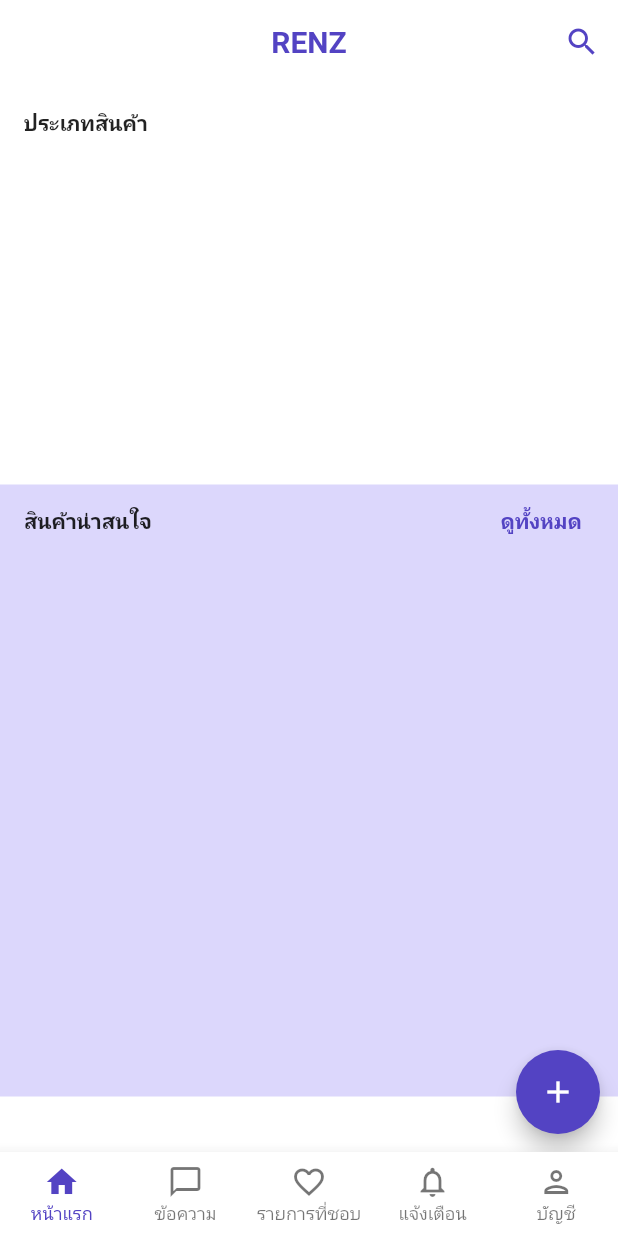
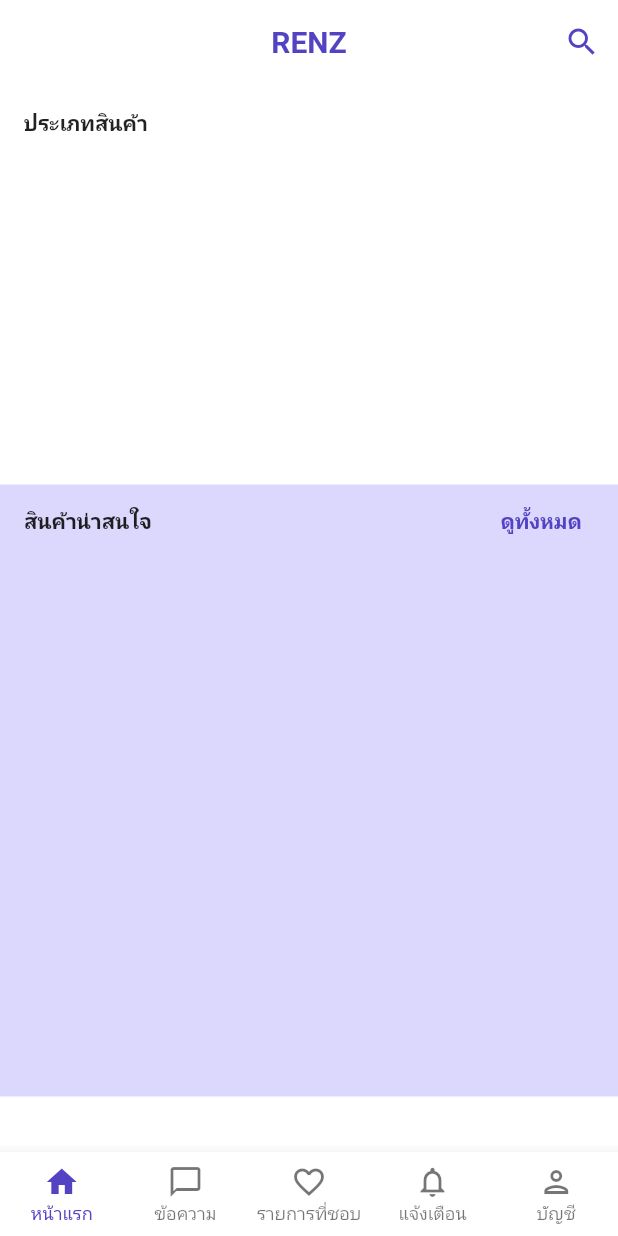
Before and after one commit to CE-KMITL-Project-2021-Group-36/Rental-App, a Flutter app: the screen it shows once a user with an empty profile is signed in, on a phone screen of 412 x 824 dp. Run offline on Flutter 3.47's test engine with Material 2 defaults, Android fonts, the phone set to English and light mode, and no system bars; our stand-ins replace cloud_firestore, dropdown_button2, file_picker, firebase_auth, firebase_core, firebase_messaging and 9 more; missing offline and left inert: flutterfire_ui; accounts and stored records are empty; Roboto replaces fonts that are missing (SFThonburi).

Commit message:
[feat] Block anonymous user from some buttons, close #107, close #109

```diff
--- a/rental_app/lib/screens/chat_screen.dart
+++ b/rental_app/lib/screens/chat_screen.dart
@@ -132,7 +132,6 @@ class _ChatScreenState extends State<ChatScreen> {
               ),
           ],
         ),
-        backgroundColor: surfaceColor,
         body: _buildChatsList(),
       ),
     );
--- a/rental_app/lib/screens/home_screen.dart
+++ b/rental_app/lib/screens/home_screen.dart
@@ -1,5 +1,4 @@
 import 'package:cloud_firestore/cloud_firestore.dart';
-import 'package:firebase_auth/firebase_auth.dart';
 import 'package:flutter/material.dart';
 import 'package:rental_app/config/palette.dart';
 import 'package:rental_app/models/models.dart';
@@ -25,15 +24,15 @@ class _HomeScreenState extends State<HomeScreen> {
   @override
   Widget build(BuildContext context) {
     return Scaffold(
-        floatingActionButtonLocation: FloatingActionButtonLocation.miniEndFloat,
-        floatingActionButton: FloatingActionButton(
-          // isExtended: true,
-          child: const Icon(Icons.add),
-          //backgroundColor: Colors.green,
-          onPressed: () {
-            FirebaseAuth.instance.signOut();
-          },
-        ),
+        // floatingActionButtonLocation: FloatingActionButtonLocation.miniEndFloat,
+        // floatingActionButton: FloatingActionButton(
+        //   // isExtended: true,
+        //   child: const Icon(Icons.add),
+        //   //backgroundColor: Colors.green,
+        //   onPressed: () {
+        //     FirebaseAuth.instance.signOut();
+        //   },
+        // ),
         appBar: AppBar(
           centerTitle: true,
           title: const Text(
```
Also changed, not shown: rental_app/lib/screens/favourites_screen.dart (+16 -8 lines), rental_app/lib/screens/product_screen.dart (+4 -3 lines), rental_app/lib/screens/review_screen.dart (+8 -8 lines).
